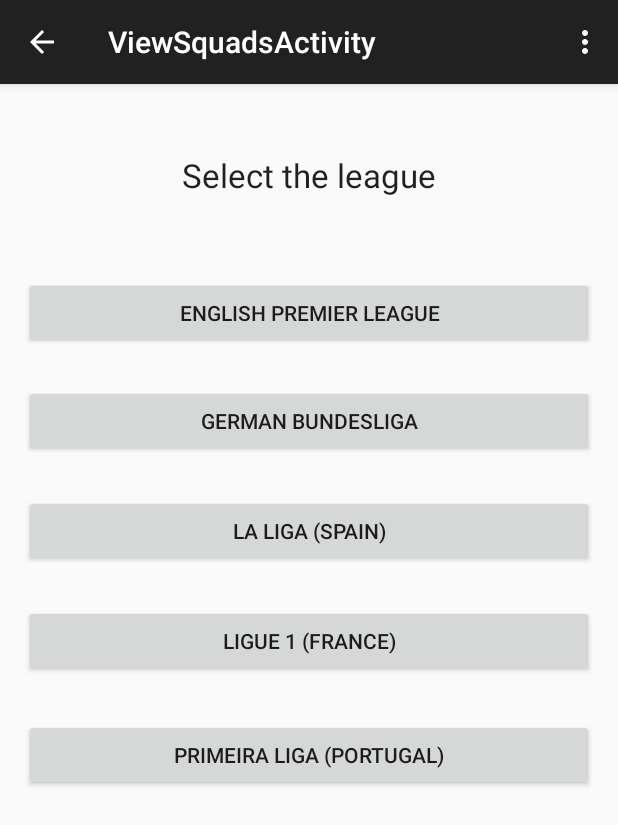
After one commit to rahulchandrashekhar/FootyWiz, an Android app: the ViewSquadsActivity screen opened directly, with no data from a screen before it, on a phone screen of 412 x 824 dp. The commit adds this screen. Shown: the top 825 px of the screen. Run offline under Robolectric (Android 15) with nearby library versions, the phone set to English and light mode, and no system bars.

Commit message:
Added View Squads skeleton
Added the ability for the user to view squads. Created the skeleton
which displays the list of players for a selected team. Sample data has
been used. Database to be implemented later on.

```diff
--- /dev/null
+++ b/app/src/main/java/com/rahulchandrashekhar/footywiz/ViewSquadsActivity.java
@@ -0,0 +1,101 @@
+package com.rahulchandrashekhar.footywiz;
+
+import android.content.Intent;
+import android.support.v7.app.AppCompatActivity;
+import android.os.Bundle;
+import android.view.Menu;
+import android.view.MenuItem;
+import android.view.View;
+import android.widget.Button;
+
+public class ViewSquadsActivity extends AppCompatActivity {
+
+    @Override
+    protected void onCreate(Bundle savedInstanceState) {
+        super.onCreate(savedInstanceState);
+        setContentView(R.layout.activity_view_squads);
+        setupButtons();
+    }
+
+    private void setupButtons(){
+
+        Button englandView = (Button)findViewById(R.id.england_view);
+
+        englandView.setOnClickListener(new View.OnClickListener(){
+
+                                          @Override
+                                          public void onClick(View v){
+                                              Intent myIntent = new Intent(ViewSquadsActivity.this, SquadListView.class);
+                                              myIntent.putExtra("league","england");
+                                              ViewSquadsActivity.this.startActivity(myIntent);
+                                          }
+                                      }
+        );
+
+        Button germanyView = (Button)findViewById(R.id.germany_view);
+
+        germanyView.setOnClickListener(new View.OnClickListener(){
+            @Override
+            public void onClick(View v){
+                Intent myIntent = new Intent(ViewSquadsActivity.this, SquadListView.class);
+                myIntent.putExtra("league","germany");
+                ViewSquadsActivity.this.startActivity(myIntent);
+            }
+        });
+
+        Button franceView = (Button)findViewById(R.id.france_view);
+
+        franceView.setOnClickListener(new View.OnClickListener(){
+            @Override
+            public void onClick(View v){
+                Intent myIntent = new Intent(ViewSquadsActivity.this, SquadListView.class);
+                myIntent.putExtra("league","france");
+                ViewSquadsActivity.this.startActivity(myIntent);
+            }
+        });
+
+        Button portugalView = (Button)findViewById(R.id.portugal_view);
+
+        portugalView.setOnClickListener(new View.OnClickListener(){
+            @Override
+            public void onClick(View v){
+                Intent myIntent = new Intent(ViewSquadsActivity.this, SquadListView.class);
+                myIntent.putExtra("league","portugal");
+                ViewSquadsActivity.this.startActivity(myIntent);
+            }
+        });
+
+        Button spainView = (Button)findViewById(R.id.spain_view);
+
+        spainView.setOnClickListener(new View.OnClickListener(){
+            @Override
+            public void onClick(View v){
+                Intent myIntent = new Intent(ViewSquadsActivity.this, SquadListView.class);
+                myIntent.putExtra("league","spain");
+                ViewSquadsActivity.this.startActivity(myIntent);
+            }
+        });
+    }
+
+    @Override
+    public boolean onCreateOptionsMenu(Menu menu) {
+        // Inflate the menu; this adds items to the action bar if it is present.
+        getMenuInflater().inflate(R.menu.menu_view_squads, menu);
+        return true;
+    }
+
+    @Override
+    public boolean onOptionsItemSelected(MenuItem item) {
+        // Handle action bar item clicks here. The action bar will
+        // automatically handle clicks on the Home/Up button, so long
+        // as you specify a parent activity in AndroidManifest.xml.
+        int id = item.getItemId();
+
+        //noinspection SimplifiableIfStatement
+        if (id == R.id.action_settings) {
+            return true;
+        }
+
+        return super.onOptionsItemSelected(item);
+    }
+}
--- /dev/null
+++ b/app/src/main/res/layout/activity_view_squads.xml
@@ -0,0 +1,69 @@
+<RelativeLayout xmlns:android="http://schemas.android.com/apk/res/android"
+                xmlns:tools="http://schemas.android.com/tools"
+                android:layout_width="match_parent"
+                android:layout_height="match_parent"
+                android:paddingLeft="@dimen/activity_horizontal_margin"
+                android:paddingRight="@dimen/activity_horizontal_margin"
+                android:paddingTop="@dimen/activity_vertical_margin"
+                android:paddingBottom="@dimen/activity_vertical_margin"
+                tools:context="com.rahulchandrashekhar.footywiz.ViewSquadsActivity">
+
+    <TextView
+        android:layout_width="wrap_content"
+        android:layout_height="wrap_content"
+        android:textAppearance="?android:attr/textAppearanceLarge"
+        android:text="@string/select_league_text"
+        android:id="@+id/textView2"
+        android:layout_alignParentTop="true"
+        android:layout_centerHorizontal="true"
+        android:layout_marginTop="30dp"/>
+
+    <Button
+        android:layout_width="match_parent"
+        android:layout_height="wrap_content"
+        android:text="@string/england"
+        android:id="@+id/england_view"
+        android:layout_below="@+id/textView2"
+        android:layout_centerHorizontal="true"
+        android:layout_marginTop="53dp"/>
+
+    <Button
+        android:layout_width="match_parent"
+        android:layout_height="wrap_content"
+        android:text="@string/germany"
+        android:id="@+id/germany_view"
+        android:layout_below="@+id/england_view"
+        android:layout_alignRight="@+id/england_view"
+        android:layout_alignEnd="@+id/england_view"
+        android:layout_marginTop="24dp"/>
+
+    <Button
+        android:layout_width="match_parent"
+        android:layout_height="wrap_content"
+        android:text="@string/spain"
+        android:id="@+id/spain_view"
+        android:layout_below="@+id/germany_view"
+        android:layout_alignLeft="@+id/germany_view"
+        android:layout_alignStart="@+id/germany_view"
+        android:layout_marginTop="25dp"/>
+
+    <Button
+        android:layout_width="match_parent"
+        android:layout_height="wrap_content"
+        android:text="@string/france"
+        android:id="@+id/france_view"
+        android:layout_below="@+id/spain_view"
+        android:layout_alignLeft="@+id/spain_view"
+        android:layout_alignStart="@+id/spain_view"
+        android:layout_marginTop="25dp"/>
+
+    <Button
+        android:layout_width="match_parent"
+        android:layout_height="wrap_content"
+        android:text="@string/portugal"
+        android:id="@+id/portugal_view"
+        android:layout_below="@+id/france_view"
+        android:layout_alignLeft="@+id/france_view"
+        android:layout_alignStart="@+id/france_view"
+        android:layout_marginTop="28dp"/>
+</RelativeLayout>
--- /dev/null
+++ b/app/src/main/res/menu/menu_view_squads.xml
@@ -0,0 +1,9 @@
+<menu xmlns:android="http://schemas.android.com/apk/res/android"
+      xmlns:app="http://schemas.android.com/apk/res-auto"
+      xmlns:tools="http://schemas.android.com/tools"
+      tools:context="com.rahulchandrashekhar.footywiz.ViewSquadsActivity">
+    <item android:id="@+id/action_settings"
+          android:title="@string/action_settings"
+          android:orderInCategory="100"
+          app:showAsAction="never"/>
+</menu>
--- a/app/src/main/res/values/strings.xml
+++ b/app/src/main/res/values/strings.xml
@@ -6,4 +6,15 @@
     <string name="welcome_text">Welcome!</string>
     <string name="view_text">View Squads</string>
     <string name="build_text">Build Squad</string>
+    <string name="title_activity_view_squads">ViewSquadsActivity</string>
+    <string name="select_league_text">Select the league</string>
+    <string name="england">English Premier League</string>
+    <string name="spain">La Liga (Spain)</string>
+    <string name="portugal">Primeira Liga (Portugal)</string>
+    <string name="germany">German Bundesliga</string>
+    <string name="france">Ligue 1 (France)</string>
+    <string name="title_activity_build_squad">BuildSquadActivity</string>
+    <string name="title_activity_squad_list_view">SquadListView</string>
+    <string name="title_activity_selected_squad_list">SelectedSquadList</string>
+
 </resources>
```
Also changed, not shown: app/src/main/AndroidManifest.xml (+32 -0 lines), app/src/main/java/com/rahulchandrashekhar/footywiz/BuildSquadActivity.java (added, +37 -0 lines), app/src/main/java/com/rahulchandrashekhar/footywiz/SelectedSquadList.java (added, +61 -0 lines), app/src/main/java/com/rahulchandrashekhar/footywiz/SquadListView.java (added, +120 -0 lines), app/src/main/java/com/rahulchandrashekhar/footywiz/WelcomeScreen.java (+21 -0 lines), app/src/main/res/layout/activity_build_squad.xml (added, +11 -0 lines), app/src/main/res/layout/activity_selected_squad_list.xml (added, +17 -0 lines), app/src/main/res/layout/activity_squad_list_view.xml (added, +17 -0 lines), app/src/main/res/layout/activity_welcome_screen.xml (+5 -5 lines), app/src/main/res/menu/menu_build_squad.xml (added, +9 -0 lines), app/src/main/res/menu/menu_selected_squad_list.xml (added, +9 -0 lines), app/src/main/res/menu/menu_squad_list_view.xml (added, +9 -0 lines), 1 other file.
